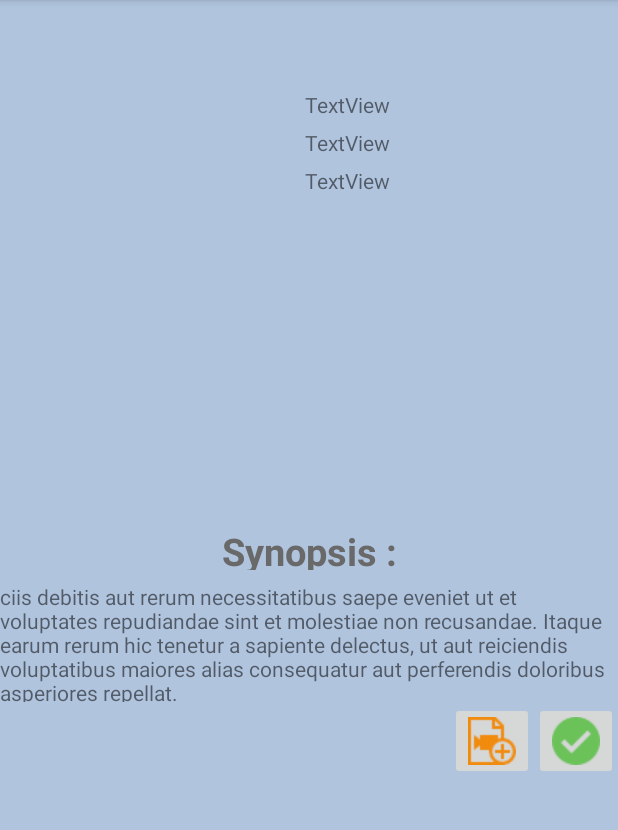
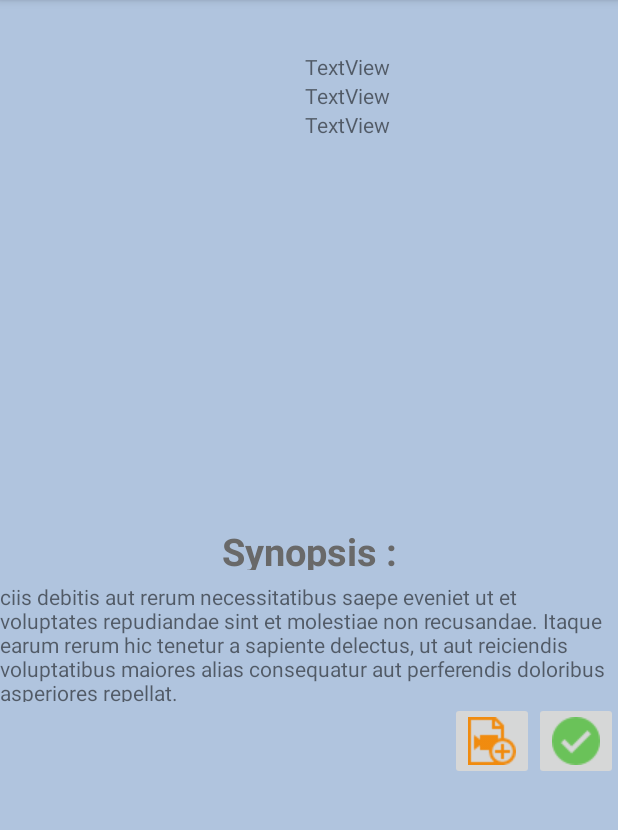
Before and after one commit to Termaa/septcinephilesv1, an Android app: the MoviePage screen opened directly, with no data from a screen before it, on a phone screen of 412 x 824 dp, the part 84-914 px from its top. Run offline under Robolectric (Android 15) with nearby library versions, the phone set to English and light mode, and no system bars; 1 statement that could not run was skipped.

Commit message:
few layout adjustments

```diff
--- a/app/src/main/res/layout/activity_movie_page.xml
+++ b/app/src/main/res/layout/activity_movie_page.xml
@@ -38,7 +38,7 @@
         <TextView
             android:id="@+id/genres"
             android:layout_width="match_parent"
-            android:layout_height="25dp"
+            android:layout_height="wrap_content"
             android:text="TextView"
             tools:text="genres1 genres2"
             android:layout_below="@+id/title"
@@ -48,14 +48,14 @@
         <TextView
             android:id="@+id/annee"
             android:layout_width="match_parent"
-            android:layout_height="25dp"
+            android:layout_height="wrap_content"
             android:text="TextView"
             android:layout_below="@+id/note" />/>
 
         <TextView
             android:id="@+id/note"
             android:layout_width="match_parent"
-            android:layout_height="25dp"
+            android:layout_height="wrap_content"
             android:text="TextView"
             android:layout_below="@+id/genres" />
             />
@@ -63,7 +63,7 @@
         <TextView
             android:id="@+id/title"
             android:layout_width="match_parent"
-            android:layout_height="60dp"
+            android:layout_height="wrap_content"
             android:textSize="25sp"
             tools:text="Titre du film"
             android:layout_alignParentTop="true"
```
